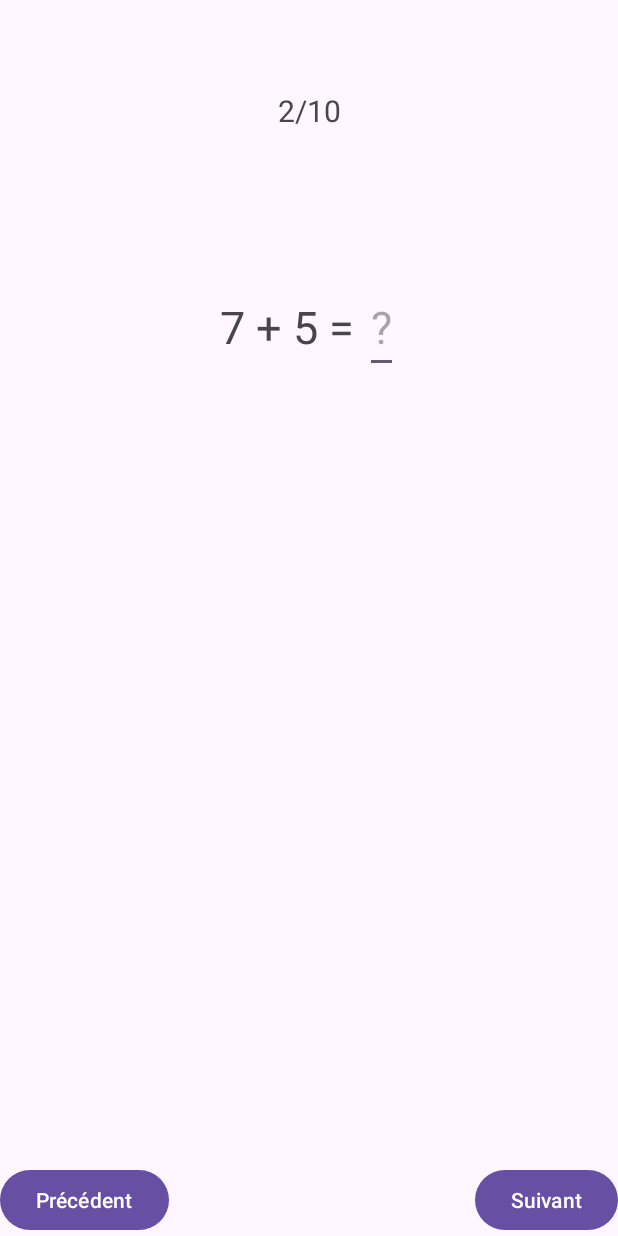
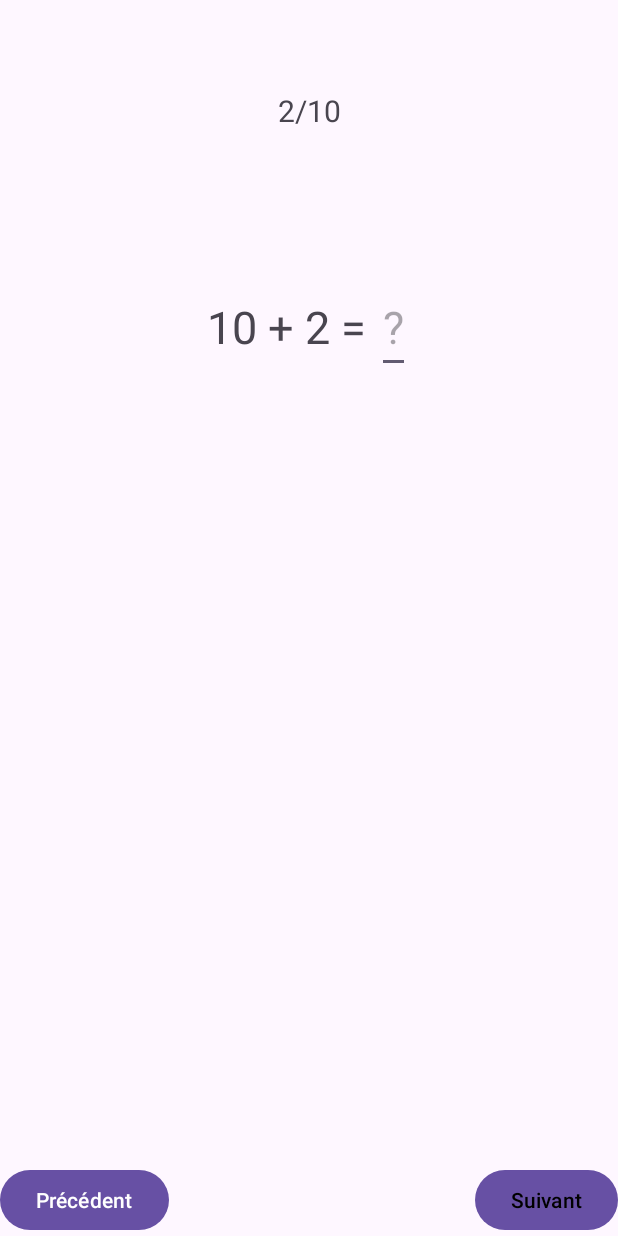
Before and after one commit to sogata-aw/L-cole-des-loustics, an Android app: the AdditionActivity screen opened directly, with no data from a screen before it, after a tap on "Suivant", on a phone screen of 412 x 824 dp. Run offline under Robolectric (Android 15) with nearby library versions, the phone set to English and light mode, and no system bars.

Commit message:
Modification de l'affichage des additions

```diff
--- a/app/src/main/java/fr/iut/androidprojet/AdditionActivity.java
+++ b/app/src/main/java/fr/iut/androidprojet/AdditionActivity.java
@@ -2,6 +2,7 @@ package fr.iut.androidprojet;
 
 import android.content.Intent;
 import android.graphics.Color;
+import android.icu.text.SymbolTable;
 import android.os.Bundle;
 import android.view.View;
 import android.widget.Button;
@@ -26,9 +27,10 @@ public class AdditionActivity extends AppCompatActivity {
     private EditText reponseView;
     private Button precedentView;
     private Button suivantView;
-
+    private ArrayList<Addition> additions = new ArrayList<Addition>();
     private Random random = new Random();
-
+    private Boolean retour = false;
+    private int nbFois = 1;
     @Override
     protected void onCreate(Bundle savedInstanceState) {
         super.onCreate(savedInstanceState);
@@ -39,16 +41,6 @@ public class AdditionActivity extends AppCompatActivity {
             v.setPadding(systemBars.left, systemBars.top, systemBars.right, systemBars.bottom);
             return insets;
         });
-        ArrayList<Addition> additions;
-        AdditionActivity additionActivity = this;
-
-        Boolean retour = getIntent().getBooleanExtra("retour", false);
-        int nbFois = getIntent().getIntExtra("nbFois", 1);
-        if(getIntent().getParcelableExtra("additions") == null){
-            additions = new ArrayList<Addition>();
-        }else{
-            additions = getIntent().getParcelableArrayListExtra("additions");
-        }
 
         compteurView = findViewById(R.id.compteur);
         additionView = findViewById(R.id.addition);
@@ -56,47 +48,56 @@ public class AdditionActivity extends AppCompatActivity {
         precedentView = findViewById(R.id.precedent);
         suivantView = findViewById(R.id.suivant);
 
-        if(nbFois == 1){
-            precedentView.setEnabled(false);
+        compteurView.setText(nbFois + "/10");
+
+        for(int i=0; i <10; i++){
+            additions.add(new Addition(random.nextInt(11),random.nextInt(11)));
         }
 
-        if(nbFois == 10){
-            suivantView.setText("Valider");
-            suivantView.setTextColor(Color.RED);
-        }
-        compteurView.setText(nbFois + "/10");
-
-        if(!retour) {
-            Addition addition = new Addition(random.nextInt(10) + 1, random.nextInt(10) + 1);
-            additionView.setText(addition.toString());
-            additions.add(addition);
-        }else{
-            additionView.setText(additions.get(nbFois - 1).toString());
-            reponseView.setText(additions.get(nbFois - 1).getReponseUtilisateur());
-        }
+        updateView();
 
         precedentView.setOnClickListener(new View.OnClickListener() {
             @Override
             public void onClick(View v) {
-                Intent intent = new Intent(additionActivity, AdditionActivity.class);
-                additions.get(nbFois - 1).setReponseUtilisateur(Integer.parseInt(reponseView.getText().toString()));
-                intent.putExtra("nbFois", nbFois - 1);
-                intent.putParcelableArrayListExtra("additions", additions);
-                intent.putExtra("retour", true);
-                startActivity(intent);
+                if(!reponseView.getText().toString().equals("")){
+                    additions.get(nbFois - 1).setReponseUtilisateur(Integer.parseInt(reponseView.getText().toString()));
+                }
+                nbFois--;
+                updateView();
             }
         });
 
         suivantView.setOnClickListener(new View.OnClickListener() {
             @Override
             public void onClick(View v) {
-                Intent intent = new Intent(additionActivity, AdditionActivity.class);
-                System.out.println(nbFois + ", " + additions.size());
-                additions.get(nbFois - 1).setReponseUtilisateur(Integer.parseInt(reponseView.getText().toString()));
-                intent.putExtra("nbFois", nbFois + 1);
-                intent.putParcelableArrayListExtra("additions", additions);
-                startActivity(intent);
+                if(nbFois == 10){
+                    Intent intent = new Intent();
+                }else {
+                    if (!reponseView.getText().toString().equals("")) {
+                        additions.get(nbFois - 1).setReponseUtilisateur(Integer.parseInt(reponseView.getText().toString()));
+                    }
+                    nbFois++;
+                    updateView();
+                }
             }
         });
     }
+
+    private void updateView() {
+        compteurView.setText(nbFois + "/10");
+
+        Addition addition = additions.get(nbFois - 1);
+        additionView.setText(addition.toString());
+        reponseView.setText(addition.getReponseUtilisateur() == 0 ? "" : String.valueOf(addition.getReponseUtilisateur()));
+
+        // Gérer les boutons
+        precedentView.setEnabled(nbFois > 1);
+        if (nbFois == 9) {
+            suivantView.setText("Valider");
+            suivantView.setTextColor(Color.RED);
+        } else {
+            suivantView.setText("Suivant");
+            suivantView.setTextColor(Color.BLACK);
+        }
+    }
 }
```
Also changed, not shown: gradle/wrapper/gradle-wrapper.properties.
